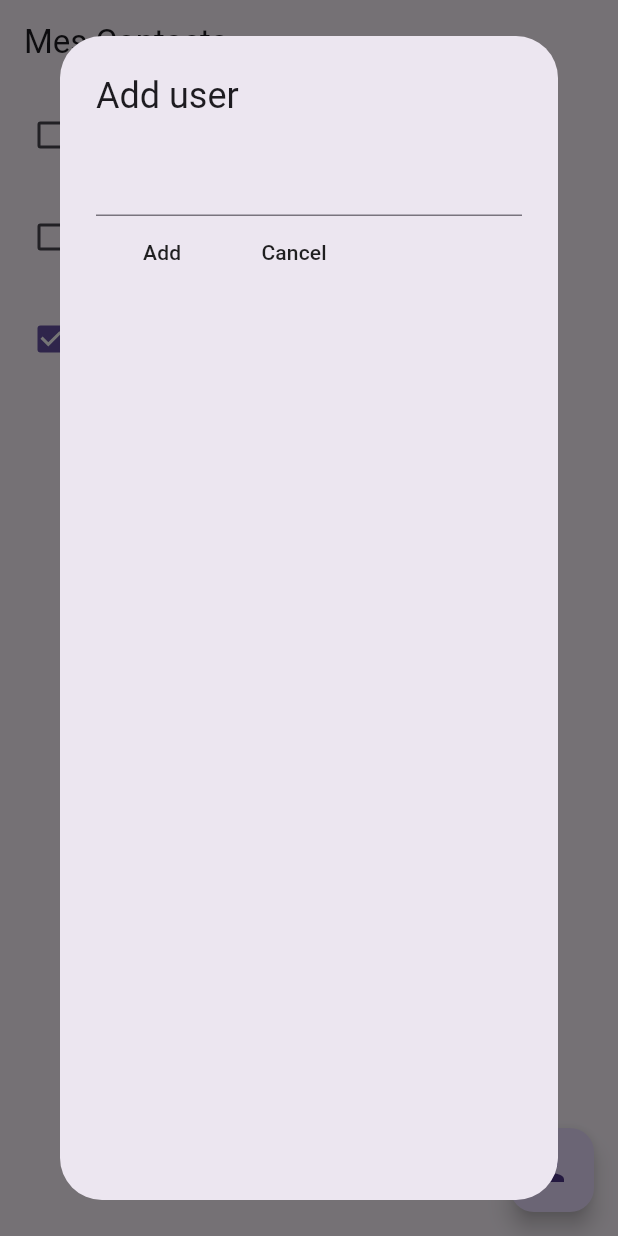
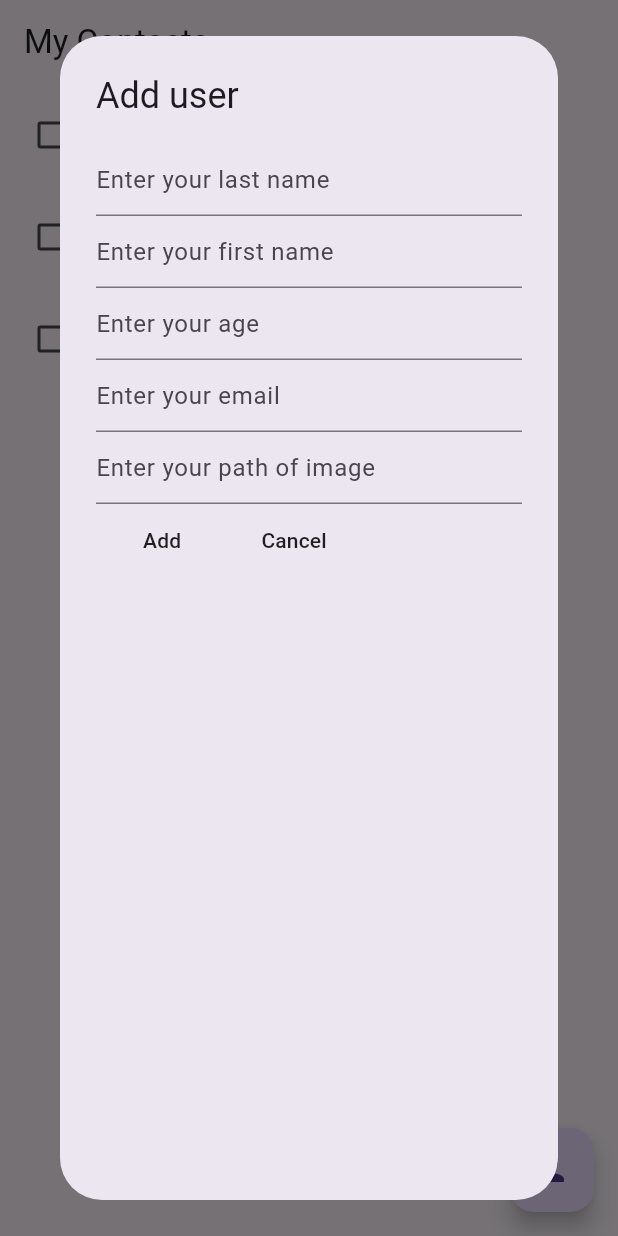
Before and after one commit to AB-Akram/contact_app, a Flutter app: the screen it shows after launch, after a tap on the "person" icon, on a phone screen of 412 x 824 dp. Run offline on Flutter 3.47's test engine with Material 3 defaults, Android fonts, the phone set to English and light mode, and no system bars; drawn by our look-alikes of flutter_slidable.

Commit message:
Add object list Class Contact

```diff
--- a/lib/add_contact.dart
+++ b/lib/add_contact.dart
@@ -1,15 +1,24 @@
 import 'package:flutter/material.dart';
 
 class AddContact extends StatelessWidget {
-  final controller;
+  final controllerLastName;
+  final controllerFirstName;
+  final controllerAge;
+  final controllerEmail;
+  final controllerPicture;
   VoidCallback onAdd;
   VoidCallback onCancel;
 
-  AddContact(
-      {super.key,
-      required this.controller,
-      required this.onAdd,
-      required this.onCancel});
+  AddContact({
+    super.key,
+    required this.controllerLastName,
+    required this.controllerFirstName,
+    required this.controllerAge,
+    required this.controllerEmail,
+    required this.controllerPicture,
+    required this.onAdd,
+    required this.onCancel,
+  });
 
   @override
   Widget build(BuildContext context) {
@@ -18,7 +27,26 @@ class AddContact extends StatelessWidget {
       content: SizedBox(
         width: double.maxFinite,
         child: Column(children: [
-          TextField(controller: controller),
+          TextField(
+            controller: controllerLastName,
+            decoration: InputDecoration(hintText: 'Enter your last name'),
+          ),
+          TextField(
+            controller: controllerFirstName,
+            decoration: InputDecoration(hintText: 'Enter your first name'),
+          ),
+          TextField(
+            controller: controllerAge,
+            decoration: InputDecoration(hintText: 'Enter your age'),
+          ),
+          TextField(
+            controller: controllerEmail,
+            decoration: InputDecoration(hintText: 'Enter your email'),
+          ),
+          TextField(
+            controller: controllerPicture,
+            decoration: InputDecoration(hintText: 'Enter your path of image'),
+          ),
           Row(
             children: [
               MaterialButton(onPressed: onAdd, child: Text("Add")),
--- a/lib/contact_box.dart
+++ b/lib/contact_box.dart
@@ -2,24 +2,26 @@ import 'package:flutter/material.dart';
 import 'package:flutter_slidable/flutter_slidable.dart';
 
 class ContactBox extends StatelessWidget {
-  String nomContact;
+  String nameContact;
   bool selContact;
-  Function(bool?)?
-      onChanged; // onChanged c'est le nom de la fonction // Function(bool?)? c'est un type de l'attribut onChanged // cette fonction est un callBack
+  Function(bool?)? onChanged;
   Function(BuildContext context)? delContact;
+  Function(BuildContext context)? onClick;
 
-  ContactBox(
-      {super.key,
-      required String this.nomContact,
+  ContactBox({
+    super.key,
+    required String this.nameContact,
     required bool this.selContact,
     required this.onChanged,
-      required this.delContact});
+    required this.delContact,
+    required this.onClick,
+  });
 
   @override
   Widget build(BuildContext context) {
     return Padding(
       padding: const EdgeInsets.all(10.0),
-        child : Slidable(
+      child: Slidable(
         endActionPane: ActionPane(
           motion: StretchMotion(),
           children: [
@@ -30,12 +32,17 @@ class ContactBox extends StatelessWidget {
             )
           ],
         ),
+        child: GestureDetector(
+          onTap: () {
+            onClick!(context);
+          },
           child: Container(
             child: Row(
               children: [
                 Checkbox(value: selContact, onChanged: onChanged),
-                Text(nomContact),
+                Text(nameContact),
               ],
+            ),
           ),
         ),
       ),
--- a/lib/contacts_list.dart
+++ b/lib/contacts_list.dart
@@ -1,5 +1,6 @@
 import 'package:contact_app/add_contact.dart';
 import 'package:contact_app/contact_box.dart';
+import 'package:contact_app/models/Contact.dart';
 import 'package:flutter/material.dart';
 
 class ContactsList extends StatefulWidget {
@@ -10,23 +11,52 @@ class ContactsList extends StatefulWidget {
 }
 
 class _ContactsListState extends State<ContactsList> {
-  List listes = [
-    ["1 Contact", false],
-    ["2 Contact", false],
-    ["3 Contact", true]
+  List contactListes = [
+    [
+      Contact('LastNameContacte1', 'firstNameContacte1', '21',
+          'contact1@contact1.com', 'pathPicture'),
+      false
+    ],
+    [
+      Contact('LastNameContacte2', 'firstNameContacte2', '22',
+          'contact2@contact2.com', 'pathPicture'),
+      false
+    ],
+    [
+      Contact('LastNameContacte3', 'firstNameContacte3', '23',
+          'contact3@contact3.com', 'pathPicture'),
+      false
+    ],
   ];
-  final controller = TextEditingController();
+
+  final controllerLastName = TextEditingController();
+  final controllerFirstName = TextEditingController();
+  final controllerAge = TextEditingController();
+  final controllerEmail = TextEditingController();
+  final controllerPicture = TextEditingController();
 
   void change(bool? value, int index) {
     setState(() {
-      listes[index][1] = value;
+      contactListes[index][1] = value;
     });
   }
 
   void saveContact() {
     setState(() {
-      listes.add([controller.text, false]);
-      controller.clear();
+      contactListes.add([
+        Contact(
+            controllerLastName.text.trim(),
+            controllerFirstName.text.trim(),
+            controllerAge.text.trim(),
+            controllerEmail.text.trim(),
+            controllerPicture.text.trim()),
+        false
+      ]);
+      controllerLastName.clear();
+      controllerFirstName.clear();
+      controllerAge.clear();
+      controllerEmail.clear();
+      controllerPicture.clear();
       Navigator.of(context).pop();
     });
   }
@@ -36,7 +66,11 @@ class _ContactsListState extends State<ContactsList> {
         context: context,
         builder: (context) {
           return AddContact(
-              controller: controller,
+              controllerLastName: controllerLastName,
+              controllerFirstName: controllerFirstName,
+              controllerAge: controllerAge,
+              controllerEmail: controllerEmail,
+              controllerPicture: controllerPicture,
               onAdd: saveContact,
               onCancel: () => Navigator.of(context).pop());
         });
@@ -44,30 +78,35 @@ class _ContactsListState extends State<ContactsList> {
 
   void delContact(index) {
     setState(() {
-      if (listes[index][1]) {
-        listes.removeAt(index);
+      if (contactListes[index][1]) {
+        contactListes.removeAt(index);
       }
     });
+  }
+
+  void clickContact(index) {
+    print("the Last Name is : " + contactListes[index][0].lastName.toString());
   }
 
   @override
   Widget build(BuildContext context) {
     return Scaffold(
       appBar: AppBar(
-        title: Text("Mes Contacts"),
+        title: Text("My Contacts"),
       ),
       floatingActionButton: FloatingActionButton(
         onPressed: () => addContact(),
         child: Icon(Icons.person),
       ),
       body: ListView.builder(
-          itemCount: listes.length,
+          itemCount: contactListes.length,
           itemBuilder: (context, index) {
             return ContactBox(
-              nomContact: listes[index][0],
-              selContact: listes[index][1],
+              nameContact: (contactListes[index][0].lastName.toString() +" " + contactListes[index][0].firstName.toString()),
+              selContact: contactListes[index][1],
               onChanged: (value) => change(value, index),
               delContact: (context) => delContact(index),
+              onClick: (context) => clickContact(index),
             );
           }),
     );
--- /dev/null
+++ b/lib/models/Contact.dart
@@ -0,0 +1,9 @@
+class Contact {
+  String? lastName;
+  String? firstName;
+  String? age;
+  String? email;
+  String? picture;
+
+  Contact(this.lastName, this.firstName, this.age, this.email, this.picture);
+}
```
Lines whose indentation alone changed are shown as unchanged.
